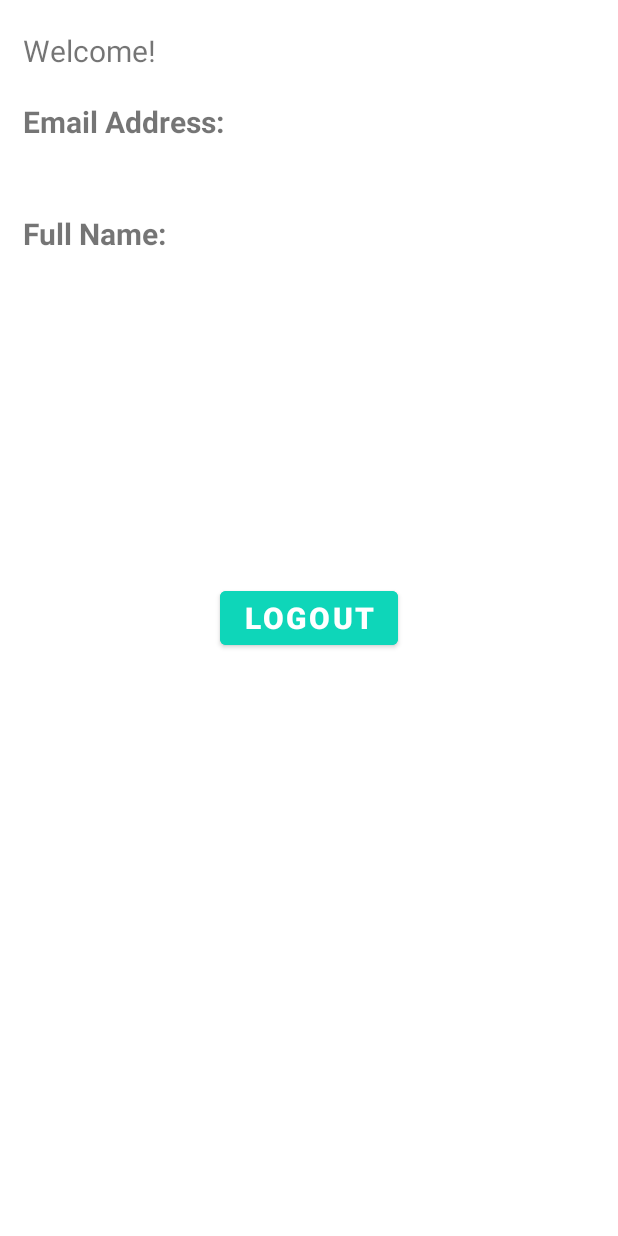
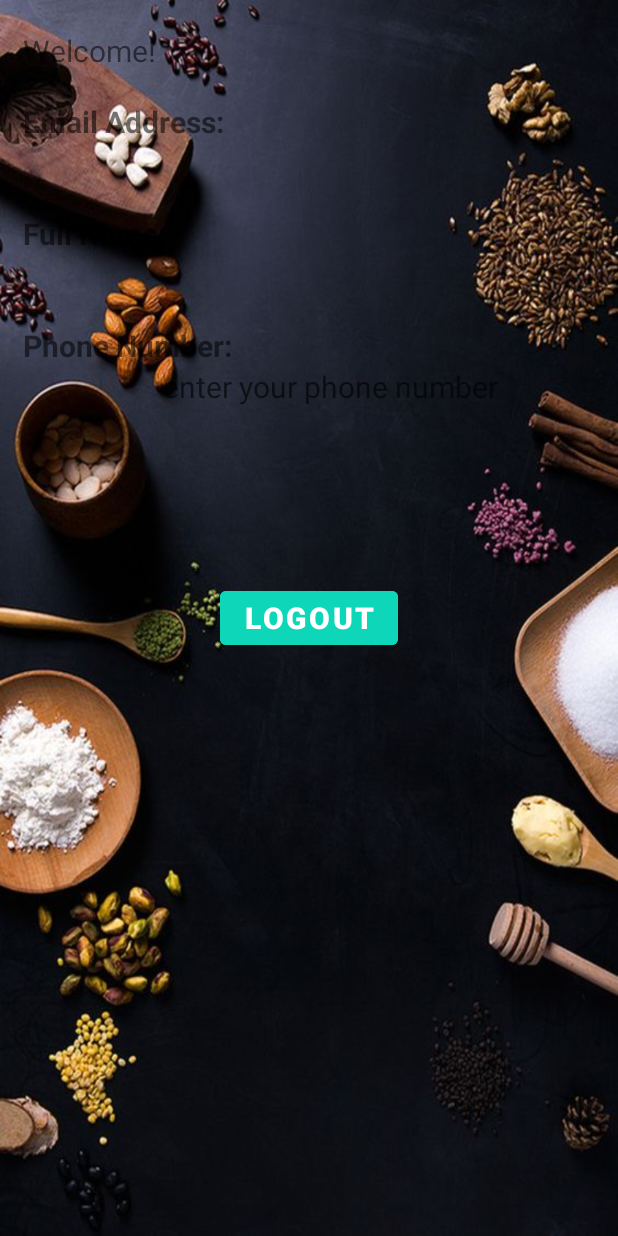
Before and after one commit to bridgethom-99/Food_Wastage_Management, an Android app: the ProfileActivity screen opened directly, with no data from a screen before it, on a phone screen of 412 x 824 dp. Run offline under Robolectric (Android 15) with nearby library versions, the phone set to English and light mode, and no system bars; our stand-ins replace Firebase (no records; nobody signed in at launch, a user with empty details on screens opened directly).

Commit message:
profile activity

```diff
--- a/app/src/main/res/layout/activity_profile.xml
+++ b/app/src/main/res/layout/activity_profile.xml
@@ -4,6 +4,7 @@
     xmlns:tools="http://schemas.android.com/tools"
     android:layout_width="match_parent"
     android:layout_height="match_parent"
+    android:background="@drawable/back3"
     tools:context=".ProfileActivity">
 
     <TextView
@@ -60,6 +61,68 @@
         app:layout_constraintTop_toBottomOf="@+id/fullNameTitle"
         app:layout_constraintLeft_toLeftOf="@+id/emailAddressTitle"
         />
+    <TextView
+        android:id="@+id/PhoneNumberTitle"
+        android:layout_width="wrap_content"
+        android:layout_height="wrap_content"
+        android:text="Phone Number:"
+        android:textStyle="bold"
+        android:textSize="20sp"
+        android:layout_marginTop="20dp"
+        app:layout_constraintTop_toBottomOf="@+id/fullName"
+        app:layout_constraintLeft_toLeftOf="@+id/greeting"
+        />
+    <TextView
+        android:id="@+id/phone_number"
+        android:layout_width="wrap_content"
+        android:layout_height="wrap_content"
+        android:layout_marginStart="30dp"
+
+
+
+
+        android:hint="enter your phone number"
+
+        android:inputType="phone"
+        android:textSize="20sp"
+        app:layout_constraintEnd_toEndOf="parent"
+        app:layout_constraintHorizontal_bias="0.495"
+
+        app:layout_constraintRight_toRightOf="parent"
+        app:layout_constraintStart_toStartOf="parent"
+        app:layout_constraintTop_toBottomOf="@+id/PhoneNumberTitle"
+        app:layout_constraintLeft_toLeftOf="@+id/fullNameTitle"
+        app:passwordToggleEnabled="true" />
+    <RadioGroup
+        android:id="@+id/radioGroup"
+        android:visibility="gone"
+        app:layout_constraintTop_toBottomOf="@+id/fullName"
+
+        android:layout_width="wrap_content"
+        android:layout_height="wrap_content"
+        tools:ignore="MissingConstraints">
+
+        <RadioButton
+            android:id="@+id/restaurant"
+            android:layout_width="wrap_content"
+            android:layout_height="wrap_content"
+            android:text="Restaurant Manager"
+            />
+
+
+        <RadioButton
+            android:id="@+id/event"
+            android:layout_width="wrap_content"
+            android:layout_height="wrap_content"
+            android:text="Event Organiser"
+            />
+        <RadioButton
+            android:id="@+id/children"
+            android:layout_width="wrap_content"
+            android:layout_height="wrap_content"
+            android:text="Children's Home manager"
+            />
+    </RadioGroup>
 
 
 
```
